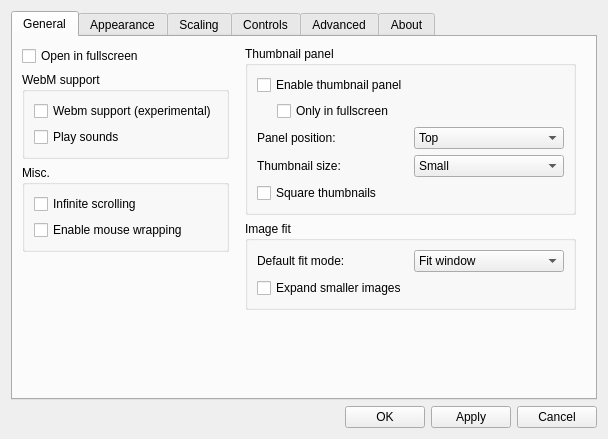
Before: the Qt Designer form gui/dialogs/settingsdialog.ui in do-i/thumbgrid, drawn with Qt 5.
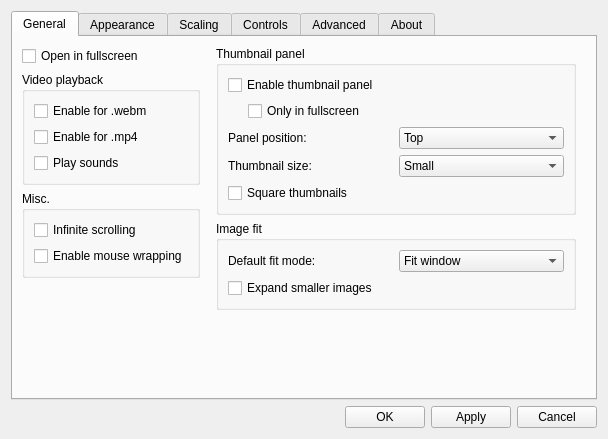
After: the same form once the commit is applied. Icons and pictures are not drawn. Custom widgets are drawn as their Qt base class.

Commit message: workaround for https://bugreports.qt.io/browse/QTBUG-66387 add checkbox for .mp4 playback

```diff
--- a/gui/dialogs/settingsdialog.ui
+++ b/gui/dialogs/settingsdialog.ui
@@ -119,7 +119,7 @@
            <item>
             <widget class="QGroupBox" name="groupBox_2">
              <property name="title">
-              <string>WebM support</string>
+              <string>Video playback</string>
              </property>
              <layout class="QVBoxLayout" name="verticalLayout_20">
               <item>
@@ -143,7 +143,14 @@
                  <string>Enables webm playback via Mpv</string>
                 </property>
                 <property name="text">
-                 <string>Webm support (experimental)</string>
+                 <string>Enable for .webm</string>
+                </property>
+               </widget>
+              </item>
+              <item>
+               <widget class="QCheckBox" name="playMp4CheckBox">
+                <property name="text">
+                 <string>Enable for .mp4</string>
                 </property>
                </widget>
               </item>
```
Left out of the diff: 2 changed lines with no effect on the pictures. The commit also changes 12 other files.
